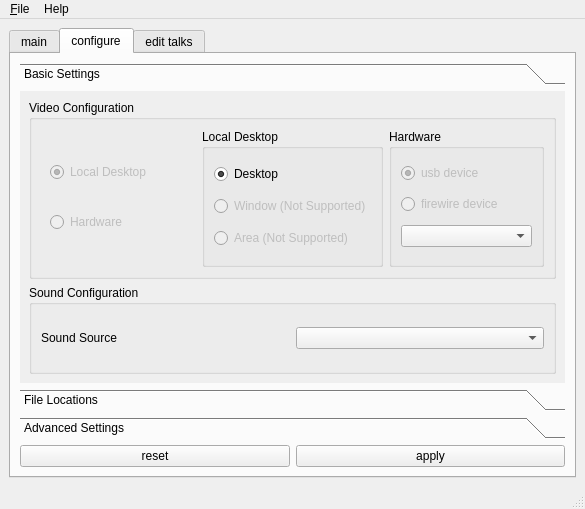
Qt form src/forms/freeseer_ui_qt.ui (Freeseer/freeseer) before a commit.
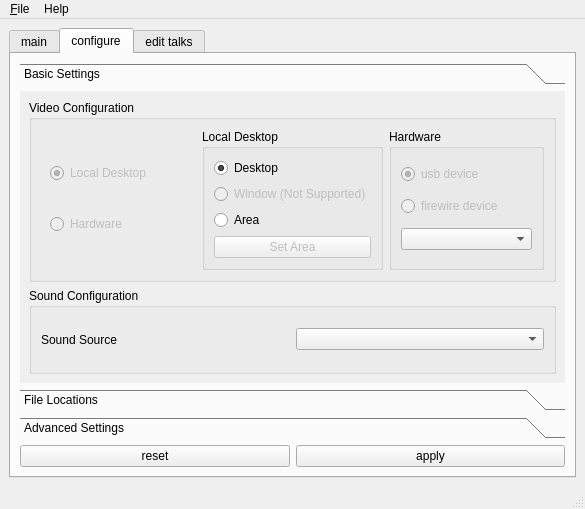
The same form after that commit. The open tabs and pages were chosen to show the change. Icons and pictures are not drawn.

Commit message: Connected area selector to GUI

```diff
--- a/src/forms/freeseer_ui_qt.ui
+++ b/src/forms/freeseer_ui_qt.ui
@@ -257,13 +257,23 @@
                   <item>
                    <widget class="QRadioButton" name="recordLocalAreaButton">
                     <property name="enabled">
-                     <bool>false</bool>
+                     <bool>true</bool>
                     </property>
                     <property name="toolTip">
                      <string>This feature is currently not yet implemented.</string>
                     </property>
                     <property name="text">
-                     <string>Area (Not Supported)</string>
+                     <string>Area</string>
+                    </property>
+                   </widget>
+                  </item>
+                  <item>
+                   <widget class="QPushButton" name="areaButton">
+                    <property name="enabled">
+                     <bool>false</bool>
+                    </property>
+                    <property name="text">
+                     <string>Set Area</string>
                     </property>
                    </widget>
                   </item>
```
Left out of the diff: 4 changed lines with no effect on the pictures. The commit also changes 1 other file.
